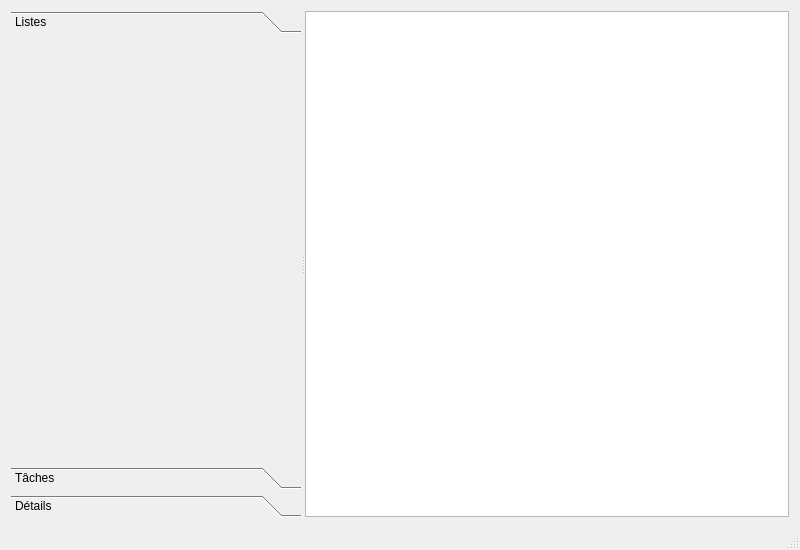
Above: src/ihm/TaskManager/mainwindow.ui from bmael/IHMProject before the change. Below: the same form after it.
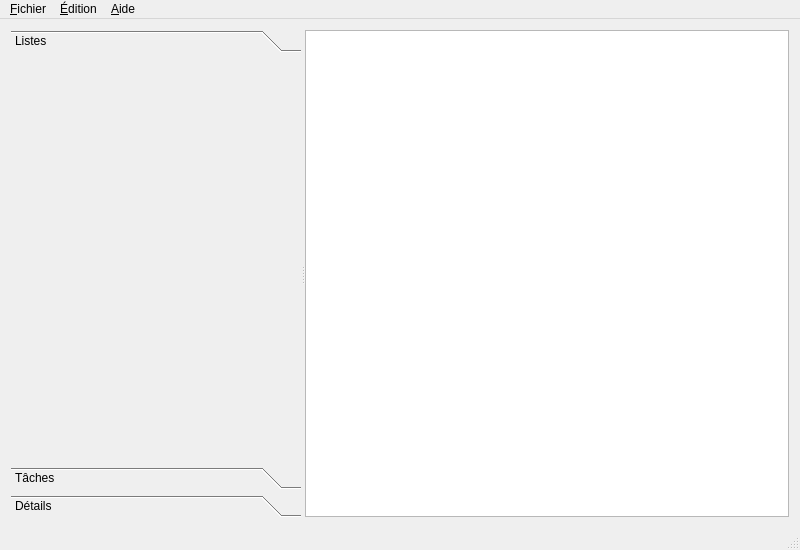
That is the form after the change. Custom widgets are drawn as their Qt base class.

Commit message: Add the top menu - Qtranslatorrrrrrrr git statusgit statusgit statusgit statusgit statusgit status! at 1:54

The edit to the form file:
```diff
--- a/src/ihm/TaskManager/mainwindow.ui
+++ b/src/ihm/TaskManager/mainwindow.ui
@@ -47,8 +47,8 @@
          <rect>
           <x>0</x>
           <y>0</y>
-          <width>290</width>
-          <height>382</height>
+          <width>280</width>
+          <height>410</height>
          </rect>
         </property>
         <attribute name="label">
@@ -98,9 +98,36 @@
      <x>0</x>
      <y>0</y>
      <width>800</width>
-     <height>27</height>
+     <height>21</height>
     </rect>
    </property>
+   <widget class="QMenu" name="menuFichier">
+    <property name="title">
+     <string>&amp;Fichier</string>
+    </property>
+    <addaction name="actionNouveau"/>
+    <addaction name="actionOuvrir"/>
+    <addaction name="separator"/>
+    <addaction name="actionEnregistrer"/>
+    <addaction name="actionEnregistrer_sous"/>
+    <addaction name="separator"/>
+    <addaction name="actionQuitter"/>
+   </widget>
+   <widget class="QMenu" name="menuAide">
+    <property name="title">
+     <string>&amp;Aide</string>
+    </property>
+    <addaction name="action_propos_de_Moustache"/>
+   </widget>
+   <widget class="QMenu" name="menu_edition">
+    <property name="title">
+     <string>&amp;Édition</string>
+    </property>
+    <addaction name="actionPreferences"/>
+   </widget>
+   <addaction name="menuFichier"/>
+   <addaction name="menu_edition"/>
+   <addaction name="menuAide"/>
   </widget>
  </widget>
  <layoutdefault spacing="6" margin="11"/>
```
Left out of the diff: 77 changed lines with no effect on the pictures. The commit also changes 20 other files.
